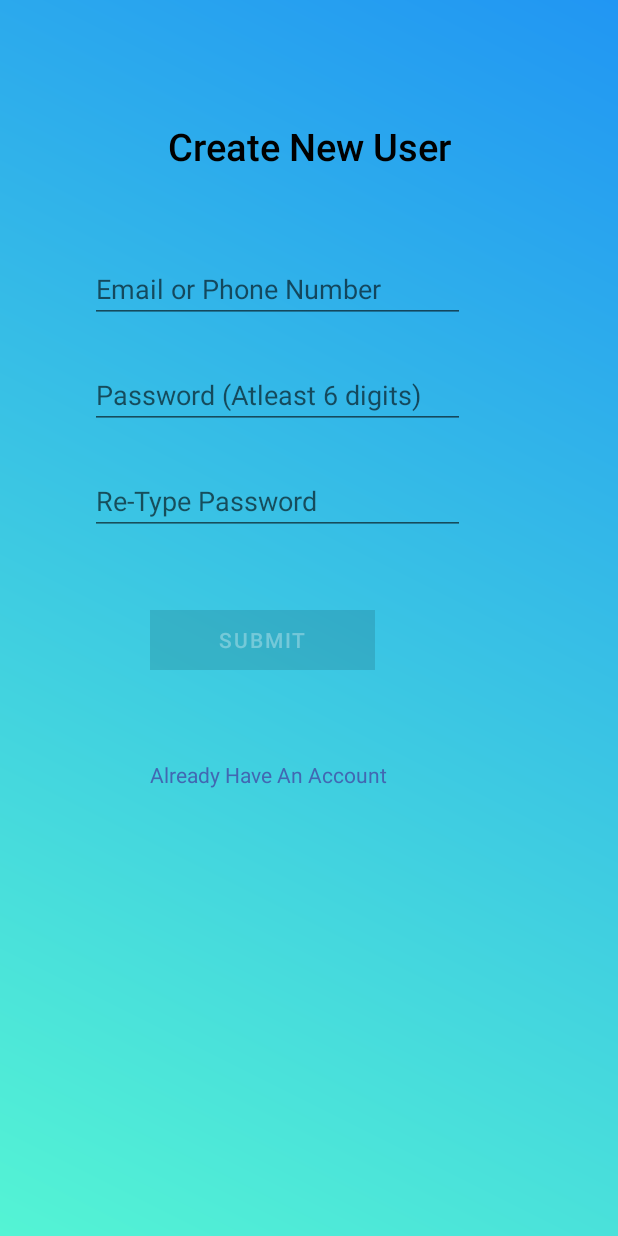
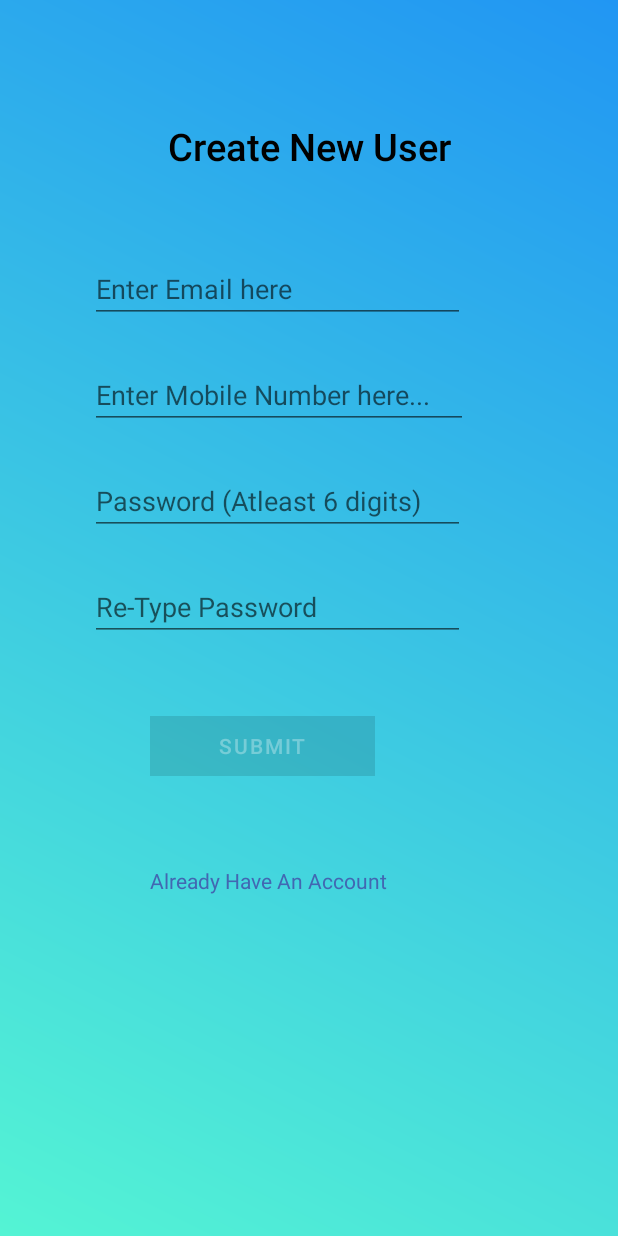
Before and after one commit to Meghna0007/DrawerAndroid, an Android app: the fragment SignupFragment placed in its activity, on a phone screen of 412 x 824 dp. Run offline under Robolectric (Android 15) with nearby library versions, the light colour scheme and no system bars; our stand-ins replace Firebase (no records; nobody signed in at launch, a user with empty details on screens opened directly).

Commit message:
User Mobile no. saved in database

```diff
--- a/MyApplication/app/src/main/java/com/opm/b2b/SignupFragment.java
+++ b/MyApplication/app/src/main/java/com/opm/b2b/SignupFragment.java
@@ -59,7 +59,7 @@ public class SignupFragment extends Fragment {
     private EditText email;
     private EditText password;
     private EditText confirmPassword;
-
+    private  EditText etPhoneNumber;
     private Button signUpBtn;
 
     private FirebaseAuth firebaseAuth;
@@ -108,7 +108,7 @@ public class SignupFragment extends Fragment {
         password = view.findViewById(R.id.sign_up_password);
         confirmPassword = view.findViewById(R.id.sign_up_confirm_password);
         signUpBtn = view.findViewById(R.id.sign_up_btn);
-
+        etPhoneNumber = view.findViewById(R.id._phone_number);
         firebaseAuth = FirebaseAuth.getInstance();
         firebaseFirestore = FirebaseFirestore.getInstance();
         return view;
@@ -243,6 +243,7 @@ public class SignupFragment extends Fragment {
                                 if (task.isSuccessful()) {
                                     Map<Object, String> userdata = new HashMap<>();
                                     userdata.put("email", email.getText().toString());
+                                    userdata.put("phoneNumber", etPhoneNumber.getText().toString());
 
                                     firebaseFirestore.collection("USERS").document(firebaseAuth.getUid())
                                             .set(userdata)
@@ -317,7 +318,7 @@ public class SignupFragment extends Fragment {
 
     }
     private  void mainIntent(){
-        Intent mainIntent=new Intent(getActivity(),Main4Activity.class);
+        Intent mainIntent=new Intent(getActivity(),OtpActivity.class);
         startActivity(mainIntent);
         getActivity().finish();
     }
--- a/MyApplication/app/src/main/res/layout/fragment_signup.xml
+++ b/MyApplication/app/src/main/res/layout/fragment_signup.xml
@@ -27,8 +27,19 @@
         android:layout_marginTop="55dp"
         android:ems="10"
         android:autoSizeMaxTextSize="16dp"
-        android:hint="Email or Phone Number"
+        android:hint="Enter Email here "
         android:inputType="textEmailAddress" />
+
+    <EditText
+        android:id="@+id/_phone_number"
+        android:layout_width="match_parent"
+        android:layout_height="wrap_content"
+        android:layout_alignParentStart="true"
+        android:layout_alignParentEnd="true"
+        android:layout_marginStart="60dp"
+        android:layout_marginTop="25dp"
+        android:layout_marginEnd="100dp"
+        android:hint="Enter Mobile Number here..." />
 
     <EditText
         android:id="@+id/sign_up_password"
```
